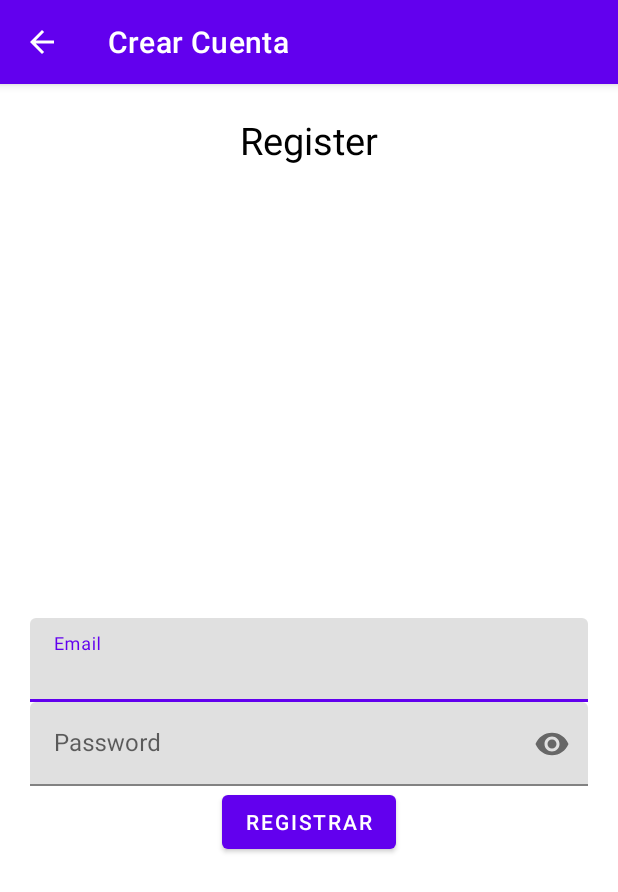
After one commit to karen-velasquez/SocialMediaApp, an Android app: the RegisterActivity screen opened directly, with no data from a screen before it, on a phone screen of 412 x 824 dp. The commit adds this screen. Shown: the top 892 px of the screen. Run offline under Robolectric (Android 15) with nearby library versions, the phone set to English and light mode, and no system bars; our stand-ins replace Firebase (no records; nobody signed in at launch, a user with empty details on screens opened directly).

Commit message:
Funcionalidad "Registrar Usuario" con gmail

```diff
--- a/app/build.gradle
+++ b/app/build.gradle
@@ -1,5 +1,6 @@
 plugins {
     id 'com.android.application'
+    id 'com.google.gms.google-services'
 }
 
 android {
@@ -33,6 +34,7 @@ dependencies {
     implementation 'androidx.appcompat:appcompat:1.3.0'
     implementation 'com.google.android.material:material:1.3.0'
     implementation 'androidx.constraintlayout:constraintlayout:2.0.4'
+    implementation 'com.google.firebase:firebase-auth:21.0.1'
     testImplementation 'junit:junit:4.+'
     androidTestImplementation 'androidx.test.ext:junit:1.1.2'
     androidTestImplementation 'androidx.test.espresso:espresso-core:3.3.0'
--- a/app/src/main/AndroidManifest.xml
+++ b/app/src/main/AndroidManifest.xml
@@ -9,6 +9,8 @@
         android:roundIcon="@mipmap/ic_launcher_round"
         android:supportsRtl="true"
         android:theme="@style/Theme.SocialMediaApp">
+        <activity android:name=".ProfileActivity"></activity>
+        <activity android:name=".RegisterActivity" />
         <activity android:name=".MainActivity">
             <intent-filter>
                 <action android:name="android.intent.action.MAIN" />
@@ -18,4 +20,6 @@
         </activity>
     </application>
 
+    <uses-permission android:name="android.permission.INTERNET" />
+
 </manifest>
--- /dev/null
+++ b/app/src/main/java/com/example/socialmediaapp/RegisterActivity.java
@@ -0,0 +1,114 @@
+package com.example.socialmediaapp;
+
+import androidx.annotation.NonNull;
+import androidx.appcompat.app.ActionBar;
+import androidx.appcompat.app.AppCompatActivity;
+
+import android.app.ProgressDialog;
+import android.content.Intent;
+import android.os.Bundle;
+import android.util.Patterns;
+import android.view.View;
+import android.widget.Button;
+import android.widget.EditText;
+import android.widget.Toast;
+
+import com.google.android.gms.tasks.OnCompleteListener;
+import com.google.android.gms.tasks.OnFailureListener;
+import com.google.android.gms.tasks.Task;
+import com.google.firebase.auth.AuthResult;
+import com.google.firebase.auth.FirebaseAuth;
+import com.google.firebase.auth.FirebaseUser;
+
+public class RegisterActivity extends AppCompatActivity {
+
+    //views
+    EditText mEmailEt, mPasswordEt;
+    Button mRegisterBtn;
+    ProgressDialog progressDialog;
+
+    //Declarando la instancia de FirebaseAuth
+    private FirebaseAuth mAuth;
+
+    @Override
+    protected void onCreate(Bundle savedInstanceState) {
+        super.onCreate(savedInstanceState);
+        setContentView(R.layout.activity_register2);
+
+        //ActionBar poniendo titulo
+        ActionBar actionBar=getSupportActionBar();
+        actionBar.setTitle("Crear Cuenta");
+        //permitiendo boton de atras
+        actionBar.setDisplayHomeAsUpEnabled(true);
+        actionBar.setDisplayShowHomeEnabled(true);
+
+        mEmailEt=findViewById(R.id.emailEt);
+        mPasswordEt=findViewById(R.id.passwordEt);
+        mRegisterBtn=findViewById(R.id.registerBtn);
+
+        //En el OnCreate() metodo, inicializar el FirebaseAuth instance
+        mAuth=FirebaseAuth.getInstance();
+
+        progressDialog=new ProgressDialog(this);
+        progressDialog.setMessage("Usuario registrado...");
+
+        //Al hacer clik en el boton
+        mRegisterBtn.setOnClickListener(new View.OnClickListener() {
+            @Override
+            public void onClick(View v) {
+                //entrada email,password
+                String email=mEmailEt.getText().toString().trim();
+                String password=mPasswordEt.getText().toString().trim();
+                if(!Patterns.EMAIL_ADDRESS.matcher(email).matches()){
+                    //Seleccionar el edittext en caso de error
+                    mEmailEt.setError("Invalid Email");
+                    mEmailEt.setFocusable(true);
+                }else if(password.length()<6){
+                    //Seleccionar error en el campo de contrase;a
+                    mPasswordEt.setError("El tamanio de la contrasenia debe ser mayor a 6 caracterse");
+                    mPasswordEt.setFocusable(true);
+                }else{
+                    registerUser(email,password);
+                }
+            }
+        });
+    }
+
+    private void registerUser(String email, String password) {
+        //Si el email y contrasenia son validos mostrar un mensaje al registrar el usuario
+        progressDialog.show();
+        mAuth.createUserWithEmailAndPassword(email,password)
+                .addOnCompleteListener(this, new OnCompleteListener<AuthResult>() {
+                    @Override
+                    public void onComplete(@NonNull Task<AuthResult> task) {
+                        if(task.isSuccessful()){
+                            //Sign in success. dismiss dialog and register activity
+                            progressDialog.dismiss();
+                            FirebaseUser user=mAuth.getCurrentUser();
+                            Toast.makeText(RegisterActivity.this,"Registrado...\n",Toast.LENGTH_SHORT).show();
+                            startActivity(new Intent(RegisterActivity.this,ProfileActivity.class));
+                            finish();
+                        }else{
+                            //Si el ingreso falla, despleagar el mensaje a el usuario
+                            progressDialog.dismiss();
+                            Toast.makeText(RegisterActivity.this,"Autenticacion fallida",Toast.LENGTH_SHORT).show();
+                        }
+                    }
+                }).addOnFailureListener(new OnFailureListener() {
+            @Override
+            public void onFailure(@NonNull Exception e) {
+                progressDialog.dismiss();
+                Toast.makeText(RegisterActivity.this,""+e.getMessage(),Toast.LENGTH_SHORT).show();
+            }
+        });
+
+    }
+
+    @Override
+    public boolean onSupportNavigateUp(){
+        onBackPressed(); //Ir a la actividad anterior
+        return super.onSupportNavigateUp();
+    }
+
+
+}
--- /dev/null
+++ b/app/src/main/res/layout/activity_register2.xml
@@ -0,0 +1,66 @@
+<?xml version="1.0" encoding="utf-8"?>
+<RelativeLayout xmlns:android="http://schemas.android.com/apk/res/android"
+    xmlns:app="http://schemas.android.com/apk/res-auto"
+    xmlns:tools="http://schemas.android.com/tools"
+    android:layout_width="match_parent"
+    android:layout_height="match_parent"
+    android:padding="20dp"
+    tools:context=".RegisterActivity">
+
+    <!--TextView: Label Register-->
+    <TextView
+        android:layout_width="match_parent"
+        android:layout_height="wrap_content"
+        android:textAlignment="center"
+        android:text="Register"
+        android:gravity="center_horizontal"
+        android:textColor="@color/colorBlack"
+        android:textSize="25sp"
+        />
+    <!--EditText: Input Email-->
+    <com.google.android.material.textfield.TextInputLayout
+        android:id="@+id/emailTIL"
+        android:layout_width="match_parent"
+        android:layout_height="wrap_content"
+        android:layout_centerHorizontal="true"
+        android:layout_centerVertical="true"
+        >
+        <EditText
+            android:id="@+id/emailEt"
+            android:inputType="textEmailAddress"
+            android:hint="Email"
+            android:layout_width="match_parent"
+            android:layout_height="wrap_content"/>
+
+    </com.google.android.material.textfield.TextInputLayout>
+
+    <!--EditText: Input Password-->
+    <com.google.android.material.textfield.TextInputLayout
+        android:id="@+id/passwordTIL"
+        android:layout_width="match_parent"
+        android:layout_height="wrap_content"
+        android:layout_centerHorizontal="true"
+        android:layout_centerVertical="true"
+        android:layout_below="@+id/emailTIL"
+        app:passwordToggleEnabled="true"
+        >
+        <EditText
+            android:id="@+id/passwordEt"
+            android:inputType="textPassword"
+            android:hint="Password"
+            android:layout_width="match_parent"
+            android:layout_height="wrap_content"/>
+
+    </com.google.android.material.textfield.TextInputLayout>
+
+
+    <!--Boton: Registrar usuario-->
+    <Button
+        android:id="@+id/registerBtn"
+        android:layout_width="wrap_content"
+        android:layout_height="wrap_content"
+        android:text="Registrar"
+        android:layout_below="@+id/passwordTIL"
+        android:layout_centerHorizontal="true"
+        />
+</RelativeLayout>
--- a/app/src/main/res/values/colors.xml
+++ b/app/src/main/res/values/colors.xml
@@ -7,4 +7,5 @@
     <color name="teal_700">#FF018786</color>
     <color name="black">#FF000000</color>
     <color name="white">#FFFFFFFF</color>
+    <color name="colorBlack">#000</color>
 </resources>
--- a/build.gradle
+++ b/build.gradle
@@ -6,6 +6,7 @@ buildscript {
     }
     dependencies {
         classpath "com.android.tools.build:gradle:4.1.3"
+        classpath 'com.google.gms:google-services:4.3.8'
 
         // NOTE: Do not place your application dependencies here; they belong
         // in the individual module build.gradle files
```
Also changed, not shown: app/src/main/java/com/example/socialmediaapp/MainActivity.java (+17 -0 lines), app/src/main/java/com/example/socialmediaapp/ProfileActivity.java (added, +19 -0 lines), app/src/main/res/layout/activity_main.xml (+28 -9 lines), app/src/main/res/layout/activity_profile.xml (added, +21 -0 lines), app/src/main/res/drawable-v24/account.png (added), gradle/wrapper/gradle-wrapper.properties, 1 other file.
